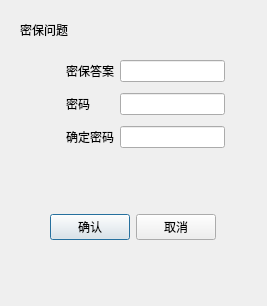
Qt form Clinet/yuanLiTalk/password_change.ui (StarGazerUmaLuvBai/YuanLiTalk-Clinet) before a commit.
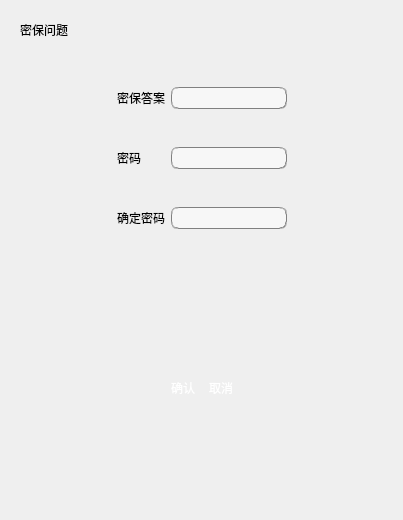
The same form after that commit. The open tabs and pages were chosen to show the change. Icons and pictures are not drawn.

Patch:
```diff
--- a/Clinet/yuanLiTalk/password_change.ui
+++ b/Clinet/yuanLiTalk/password_change.ui
@@ -6,13 +6,16 @@
    <rect>
     <x>0</x>
     <y>0</y>
-    <width>267</width>
-    <height>306</height>
+    <width>403</width>
+    <height>520</height>
    </rect>
   </property>
   <property name="windowTitle">
    <string>Dialog</string>
   </property>
+  <property name="styleSheet">
+   <string notr="true">#password_change{border-image: url(:/img/3.webp);}</string>
+  </property>
   <layout class="QVBoxLayout" name="verticalLayout">
    <item>
     <widget class="QStackedWidget" name="stackedWidget">
@@ -20,6 +23,9 @@
       <number>1</number>
      </property>
      <widget class="QWidget" name="page">
+      <property name="styleSheet">
+       <string notr="true">#page{border-image: url(:/img/3.webp);}</string>
+      </property>
       <layout class="QVBoxLayout" name="verticalLayout_2">
        <item>
         <widget class="QLabel" name="mibao">
@@ -35,6 +41,10 @@
            <height>20</height>
           </size>
          </property>
+         <property name="styleSheet">
+          <string notr="true">font: 14pt &quot;华文隶书&quot;;
+</string>
+         </property>
          <property name="text">
           <string>密保问题</string>
          </property>
@@ -60,6 +70,10 @@
            <layout class="QGridLayout" name="gridLayout">
             <item row="0" column="0">
              <widget class="QLabel" name="label_5">
+              <property name="styleSheet">
+               <string notr="true">font: 14pt &quot;华文隶书&quot;;
+</string>
+              </property>
               <property name="text">
                <string>密保答案</string>
               </property>
@@ -67,16 +81,33 @@
             </item>
             <item row="2" column="1">
              <widget class="QLineEdit" name="password_ensure">
+              <property name="styleSheet">
+               <string notr="true">background-color: rgb(247, 247, 247);
+border:1px groove gray;border-radius:
+7px;padding:2px 4px;
+</string>
+              </property>
               <property name="echoMode">
                <enum>QLineEdit::Password</enum>
               </property>
              </widget>
             </item>
             <item row="0" column="1">
-             <widget class="QLineEdit" name="mibao_answer"/>
+             <widget class="QLineEdit" name="mibao_answer">
+              <property name="styleSheet">
+               <string notr="true">background-color: rgb(247, 247, 247);
+border:1px groove gray;border-radius:
+7px;padding:2px 4px;
+</string>
+              </property>
+             </widget>
             </item>
             <item row="1" column="0">
              <widget class="QLabel" name="label_2">
+              <property name="styleSheet">
+               <string notr="true">font: 14pt &quot;华文隶书&quot;;
+</string>
+              </property>
               <property name="text">
                <string>密码</string>
               </property>
@@ -84,6 +115,12 @@
             </item>
             <item row="1" column="1">
              <widget class="QLineEdit" name="password">
+              <property name="styleSheet">
+               <string notr="true">background-color: rgb(247, 247, 247);
+border:1px groove gray;border-radius:
+7px;padding:2px 4px;
+</string>
+              </property>
               <property name="echoMode">
                <enum>QLineEdit::Password</enum>
               </property>
@@ -91,6 +128,10 @@
             </item>
             <item row="2" column="0">
              <widget class="QLabel" name="label_3">
+              <property name="styleSheet">
+               <string notr="true">font: 14pt &quot;华文隶书&quot;;
+</string>
+              </property>
               <property name="text">
                <string>确定密码</string>
               </property>
@@ -132,6 +173,16 @@
           </item>
           <item>
            <widget class="QPushButton" name="yes">
+            <property name="styleSheet">
+             <string notr="true">background-color: qlineargradient(spread:pad, x1:0.52, y1:1, x2:0.54, y2:0, 
+stop:0.0112994 rgba(64, 145, 252, 255), 
+stop:1 rgba(255, 255, 255, 255));
+color: rgb(255, 255, 255);
+ 
+border:0px groove gray;border-radius:
+7px;padding:2px 4px;
+font: 14pt &quot;华文楷体&quot;;</string>
+            </property>
             <property name="text">
              <string>确认</string>
             </property>
@@ -139,6 +190,16 @@
           </item>
           <item>
            <widget class="QPushButton" name="no">
+            <property name="styleSheet">
+             <string notr="true">background-color: qlineargradient(spread:pad, x1:0.52, y1:1, x2:0.54, y2:0, 
+stop:0.0112994 rgba(64, 145, 252, 255), 
+stop:1 rgba(255, 255, 255, 255));
+color: rgb(255, 255, 255);
+ 
+border:0px groove gray;border-radius:
+7px;padding:2px 4px;
+font: 14pt &quot;华文楷体&quot;;</string>
+            </property>
             <property name="text">
              <string>取消</string>
             </property>
```
Left out of the diff: 26 changed lines with no effect on the pictures.
